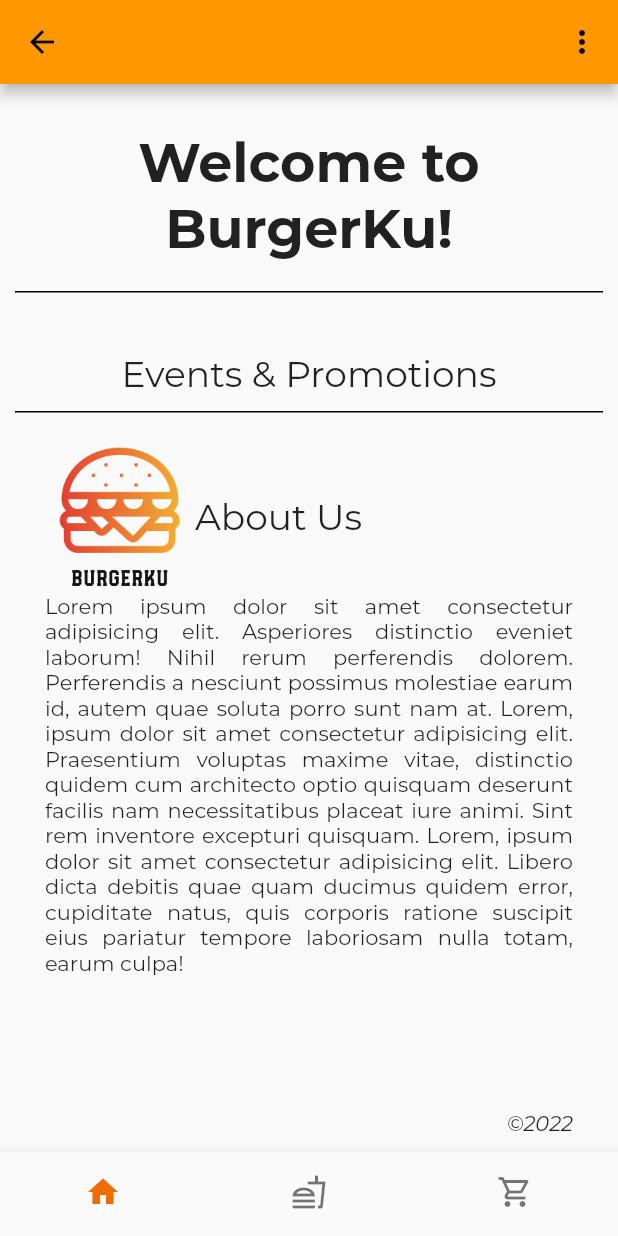
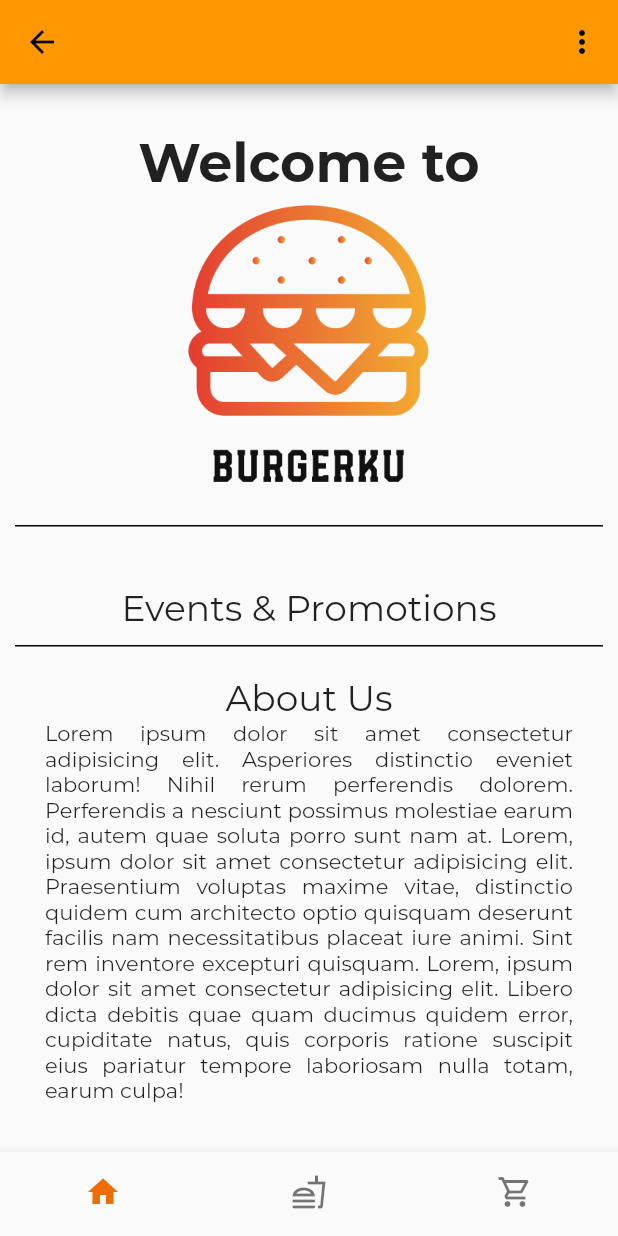
Before and after one commit to je-von/burger-ku, a Flutter app: the HomeContainer screen opened directly, on a phone screen of 412 x 824 dp. Run offline on Flutter 3.47's test engine with Material 2 defaults, Android fonts, the phone set to English and light mode, and no system bars; our stand-ins replace shared_preferences; accounts and stored records are empty; network calls fail; project files that could hold a hidden picture were left out.

Commit message:
refactor components & fix home page

```diff
--- /dev/null
+++ b/frontend/lib/components/logo.dart
@@ -0,0 +1,18 @@
+import 'package:flutter/material.dart';
+
+class LogoWidget extends StatelessWidget {
+  const LogoWidget({
+    Key? key,
+  }) : super(key: key);
+
+  @override
+  Widget build(BuildContext context) {
+    return SizedBox(
+      height: 200,
+      width: 200,
+      child: Center(
+        child: Image.asset('assets/logo.png'),
+      ),
+    );
+  }
+}
--- a/frontend/lib/main.dart
+++ b/frontend/lib/main.dart
@@ -1,5 +1,3 @@
-import 'dart:convert';
-
 import 'package:flutter/material.dart';
 import 'package:frontend/pages/container.dart';
 import 'package:frontend/pages/login.dart';
--- a/frontend/lib/pages/container.dart
+++ b/frontend/lib/pages/container.dart
@@ -1,4 +1,7 @@
 import 'package:flutter/material.dart';
+import 'package:frontend/pages/cart.dart';
+import 'package:frontend/pages/home.dart';
+import 'package:frontend/pages/item.dart';
 import 'package:frontend/pages/login.dart';
 import 'package:frontend/util/helper.dart';
 import 'package:shared_preferences/shared_preferences.dart';
@@ -20,6 +23,11 @@ class HomeContainerState extends State<HomeContainer> {
     });
   }
 
+  final List<Widget> _widgets = <Widget>[
+    const HomePage(),
+    const ItemPage(),
+    const CartPage(),
+  ];
   @override
   Widget build(BuildContext context) {
     return Scaffold(
@@ -39,6 +47,7 @@ class HomeContainerState extends State<HomeContainer> {
                     SharedPreferences preferences =
                         await SharedPreferences.getInstance();
                     if (await preferences.remove('auth_token')) {
+                      if (!mounted) return;
                       Helper.redirect(context, const LoginPage(),
                           removeHistory: true);
                     }
@@ -73,81 +82,7 @@ class HomeContainerState extends State<HomeContainer> {
           ),
         ],
       ),
-      body: ListView(
-        children: [
-          Container(
-            padding: const EdgeInsets.all(20),
-            margin: const EdgeInsets.fromLTRB(10, 10, 10, 40),
-            child: Text(
-              'Welcome to BurgerKu!',
-              style: const TextStyle(fontSize: 36, fontWeight: FontWeight.w700),
-              textAlign: TextAlign.center,
-            ),
-            decoration: const BoxDecoration(
-              border: Border(bottom: BorderSide()),
-            ),
-          ),
-          Text(
-            'Events & Promotions',
-            textAlign: TextAlign.center,
-            style: TextStyle(fontWeight: FontWeight.w500, fontSize: 24),
-          ),
-          // CarouselSlider(
-          //   items: globals.carouselImages
-          //       .map((c) => Image(
-          //             image: AssetImage(c),
-          //           ))
-          //       .toList(),
-          //   options: CarouselOptions(
-          //       autoPlayCurve: Curves.fastLinearToSlowEaseIn,
-          //       autoPlay: true,
-          //       enableInfiniteScroll: true,
-          //       scrollDirection: Axis.horizontal,
-          //       enlargeCenterPage: true,
-          //       autoPlayInterval: Duration(seconds: 2)),
-          // ),
-          Container(
-            padding: EdgeInsets.all(20),
-            margin: EdgeInsets.fromLTRB(10, 10, 10, 40),
-            decoration: BoxDecoration(
-              border: Border(top: BorderSide()),
-            ),
-            child: Column(
-              children: [
-                Row(
-                  children: [
-                    Container(
-                      height: 100,
-                      width: 100,
-                      child: Center(
-                        child: Image.asset('assets/logo.png'),
-                      ),
-                    ),
-                    Text(
-                      'About Us',
-                      textAlign: TextAlign.center,
-                      style:
-                          TextStyle(fontWeight: FontWeight.w500, fontSize: 24),
-                    )
-                  ],
-                ),
-                Text(
-                  'Lorem ipsum dolor sit amet consectetur adipisicing elit. Asperiores distinctio eveniet laborum! Nihil rerum perferendis dolorem. Perferendis a nesciunt possimus molestiae earum id, autem quae soluta porro sunt nam at. Lorem, ipsum dolor sit amet consectetur adipisicing elit. Praesentium voluptas maxime vitae, distinctio quidem cum architecto optio quisquam deserunt facilis nam necessitatibus placeat iure animi. Sint rem inventore excepturi quisquam. Lorem, ipsum dolor sit amet consectetur adipisicing elit. Libero dicta debitis quae quam ducimus quidem error, cupiditate natus, quis corporis ratione suscipit eius pariatur tempore laboriosam nulla totam, earum culpa!',
-                  textAlign: TextAlign.justify,
-                )
-              ],
-            ),
-          ),
-          Container(
-            padding: EdgeInsets.all(30),
-            child: Text(
-              '©2022',
-              style: TextStyle(fontStyle: FontStyle.italic),
-              textAlign: TextAlign.right,
-            ),
-          ),
-        ],
-      ),
+      body: _widgets[_selectedIndex],
     );
   }
 }
--- /dev/null
+++ b/frontend/lib/pages/home.dart
@@ -0,0 +1,78 @@
+import 'package:flutter/material.dart';
+import 'package:frontend/components/logo.dart';
+
+class HomePage extends StatelessWidget {
+  const HomePage({Key? key}) : super(key: key);
+
+  @override
+  Widget build(BuildContext context) {
+    return ListView(
+      children: [
+        Container(
+          padding: const EdgeInsets.all(20),
+          margin: const EdgeInsets.fromLTRB(10, 10, 10, 40),
+          decoration: const BoxDecoration(
+            border: Border(bottom: BorderSide()),
+          ),
+          child: Column(
+            children: const [
+              Text(
+                'Welcome to',
+                style: TextStyle(fontSize: 36, fontWeight: FontWeight.w700),
+                textAlign: TextAlign.center,
+              ),
+              LogoWidget()
+            ],
+          ),
+        ),
+        const Text(
+          'Events & Promotions',
+          textAlign: TextAlign.center,
+          style: TextStyle(fontWeight: FontWeight.w500, fontSize: 24),
+        ),
+        // CarouselSlider(
+        //   items: globals.carouselImages
+        //       .map((c) => Image(
+        //             image: AssetImage(c),
+        //           ))
+        //       .toList(),
+        //   options: CarouselOptions(
+        //       autoPlayCurve: Curves.fastLinearToSlowEaseIn,
+        //       autoPlay: true,
+        //       enableInfiniteScroll: true,
+        //       scrollDirection: Axis.horizontal,
+        //       enlargeCenterPage: true,
+        //       autoPlayInterval: Duration(seconds: 2)),
+        // ),
+        Container(
+          padding: const EdgeInsets.all(20),
+          margin: const EdgeInsets.fromLTRB(10, 10, 10, 40),
+          decoration: const BoxDecoration(
+            border: Border(top: BorderSide()),
+          ),
+          child: Column(
+            children: const [
+              Text(
+                'About Us',
+                textAlign: TextAlign.center,
+                style: TextStyle(fontWeight: FontWeight.w500, fontSize: 24),
+              ),
+              Text(
+                'Lorem ipsum dolor sit amet consectetur adipisicing elit. Asperiores distinctio eveniet laborum! Nihil rerum perferendis dolorem. Perferendis a nesciunt possimus molestiae earum id, autem quae soluta porro sunt nam at. Lorem, ipsum dolor sit amet consectetur adipisicing elit. Praesentium voluptas maxime vitae, distinctio quidem cum architecto optio quisquam deserunt facilis nam necessitatibus placeat iure animi. Sint rem inventore excepturi quisquam. Lorem, ipsum dolor sit amet consectetur adipisicing elit. Libero dicta debitis quae quam ducimus quidem error, cupiditate natus, quis corporis ratione suscipit eius pariatur tempore laboriosam nulla totam, earum culpa!',
+                textAlign: TextAlign.justify,
+              )
+            ],
+          ),
+        ),
+        Container(
+          padding: const EdgeInsets.all(30),
+          child: const Text(
+            '© 2022 by JV',
+            style: TextStyle(fontStyle: FontStyle.italic),
+            textAlign: TextAlign.center,
+          ),
+        ),
+      ],
+    );
+  }
+}
```
Also changed, not shown: frontend/lib/pages/cart.dart (added, +17 -0 lines), frontend/lib/pages/item.dart (added, +17 -0 lines), frontend/lib/pages/login.dart (+7 -9 lines), frontend/lib/pages/register.dart (+3 -7 lines), 1 other file.
